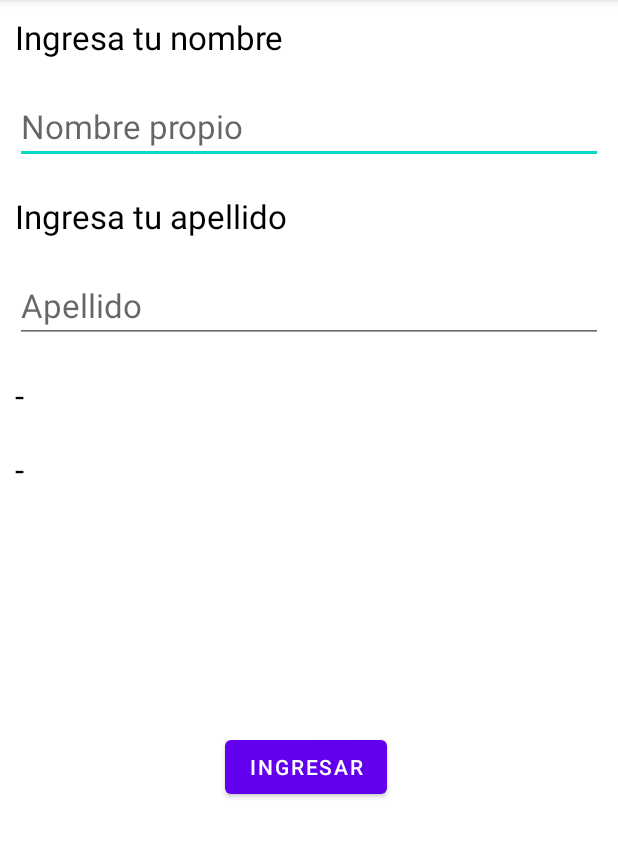
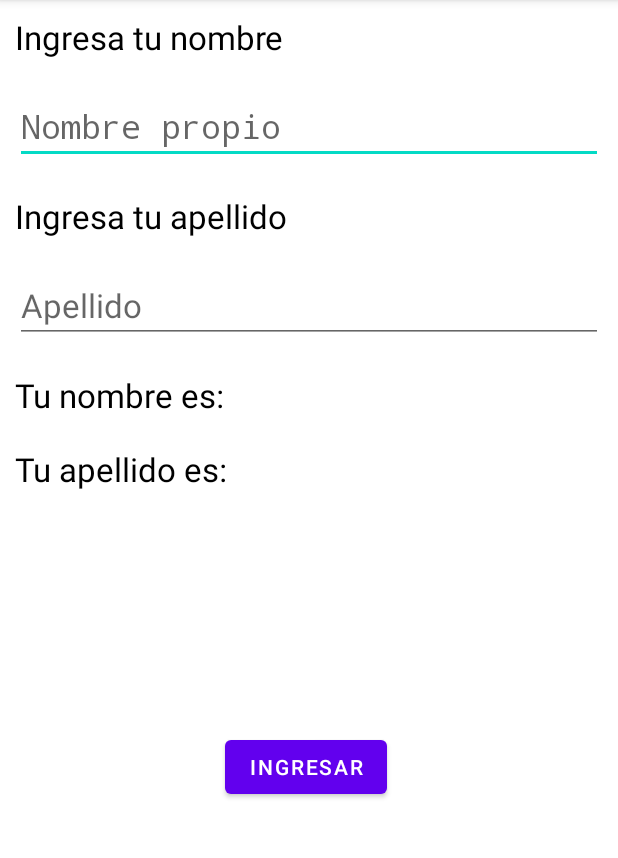
Before and after one commit to Carloscrm2/Dispositivos-Moviles, an Android app: the screen it shows after launch (MainActivity), after a tap on "INGRESAR", on a phone screen of 412 x 824 dp, the part 84-942 px from its top. Run offline under Robolectric (Android 15) with nearby library versions, the phone set to English and light mode, and no system bars.

Commit message:
Se soluciono el problema de que la aplicacion se cerraba cuando se daba ENTER y se programo la funcion del ListenerOnKey desde una clase

```diff
--- a/ListenerOnKey/app/src/main/java/com/example/listeneronkey/MainActivity.java
+++ b/ListenerOnKey/app/src/main/java/com/example/listeneronkey/MainActivity.java
@@ -1,53 +1,76 @@
 package com.example.listeneronkey;
 
 import androidx.appcompat.app.AppCompatActivity;
-
 import android.os.Bundle;
+import android.text.InputType;
 import android.view.KeyEvent;
 import android.view.View;
 import android.widget.Button;
 import android.widget.EditText;
 import android.widget.TextView;
 import android.widget.Toast;
+public class MainActivity extends AppCompatActivity implements View.OnClickListener {
+    TextView tx1, tx2, tx3, tx4;
+    EditText edtx1, edtx2;
 
-import org.w3c.dom.Text;
-
-public class MainActivity extends AppCompatActivity implements View.OnClickListener {
-    TextView txt1, txt2, txt3, txt4;
-    EditText edtx1, edtx2;
     @Override
     protected void onCreate(Bundle savedInstanceState) {
         super.onCreate(savedInstanceState);
         setContentView(R.layout.activity_main);
-        TextView txt1 = (TextView) findViewById(R.id.txt1);
-        TextView txt2 = (TextView) findViewById(R.id.txt2);
-        TextView txt3 = (TextView) findViewById(R.id.txt3);
-        TextView txt4 = (TextView) findViewById(R.id.txt4);
-        EditText edtx1 = (EditText) findViewById(R.id.edtx1);
-        EditText edtx2 = (EditText) findViewById(R.id.edtx2);
+        tx1 = (TextView) findViewById(R.id.txt1);
+        tx2 = (TextView) findViewById(R.id.txt2);
+        tx3 = (TextView) findViewById(R.id.txt3);
+        tx4 = (TextView) findViewById(R.id.txt4);
+        edtx1 = (EditText) findViewById(R.id.edtx1);
+        edtx2 = (EditText) findViewById(R.id.edtx2);
         Button button1 = (Button) findViewById(R.id.btn1);
+        button1.setOnClickListener(this);
+        clasepropiaOnKeyListener miListener = new clasepropiaOnKeyListener();
+        edtx2.setOnKeyListener(miListener);
+        edtx1.setOnKeyListener(miListener);
+        //Poner teclado numerico
+        edtx1.setInputType(InputType.TYPE_CLASS_NUMBER | InputType.TYPE_NUMBER_VARIATION_PASSWORD);
 
-        button1.setOnClickListener(this);
-
-        edtx2.setOnKeyListener(new View.OnKeyListener() {
+       /*edtx2.setOnKeyListener(new View.OnKeyListener() {
             @Override
             public boolean onKey(View view, int i, KeyEvent keyEvent) {
-                //Verificar si la tecla esta presionada y que sea la tecla ENTER
-                if (keyEvent.getAction()==KeyEvent.ACTION_DOWN && i==KeyEvent.KEYCODE_ENTER){
-                    txt3.setText("Tu nombre es: " + edtx1.getText().toString());
-                    txt4.setText("Tu apellido es: " + edtx2.getText().toString());
+            //Verificar si la tecla esta presionada y que sea la tecla ENTER
+                if(keyEvent.getAction()==KeyEvent.ACTION_DOWN && i==KeyEvent.KEYCODE_ENTER){
+                    tx3.setText("Tu nombre es: " + edtx1.getText().toString());
+                    tx4.setText("Tu apellido es: " + edtx2.getText().toString());
                     //Mensaje emergente
-                    Toast.makeText(getApplicationContext(), "Desde el OnKey", Toast.LENGTH_LONG).show();
+                    Toast.makeText(getApplicationContext(),"tecla = " + i,Toast.LENGTH_LONG).show();
                     return true;
                 }
                 return false;
             }
-        });
+        });*/
+    }
+    @Override
+    public void onClick(View view) {
+        tx3.setText("Tu nombre es: " + edtx1.getText().toString());
+        tx4.setText("Tu apellido es: " + edtx2.getText().toString());
+        Toast.makeText(getApplicationContext(),"Desde el Botón",Toast.LENGTH_LONG).show();
+    }
+    class clasepropiaOnKeyListener implements View.OnKeyListener{
+        @Override
+        public boolean onKey(View view, int i, KeyEvent keyEvent) {
+            if(keyEvent.getAction()==KeyEvent.ACTION_DOWN && i==KeyEvent.KEYCODE_ENTER){
+                switch(view.getId()){
+                    case R.id.edtx1:
+                        tx3.setText("Tu nombre es: " + edtx1.getText().toString());
+                        break;
+                    case R.id.edtx2:
+                        tx4.setText("Tu apellido es: " + edtx2.getText().toString());
+                        break;
+                }
+                //Mensaje emergente
+                Toast.makeText(getApplicationContext(),"tecla = " + i,Toast.LENGTH_LONG).show();
+                return true;
+            }
+            return false;
+        }
     }
 
-    @Override
-    public void onClick(View view) {
-        txt3.setText("Tu nombre es: " + edtx1.getText().toString());
-        txt4.setText("Tu apellido es: " + edtx2.getText().toString());
-    }
+
 }
```
